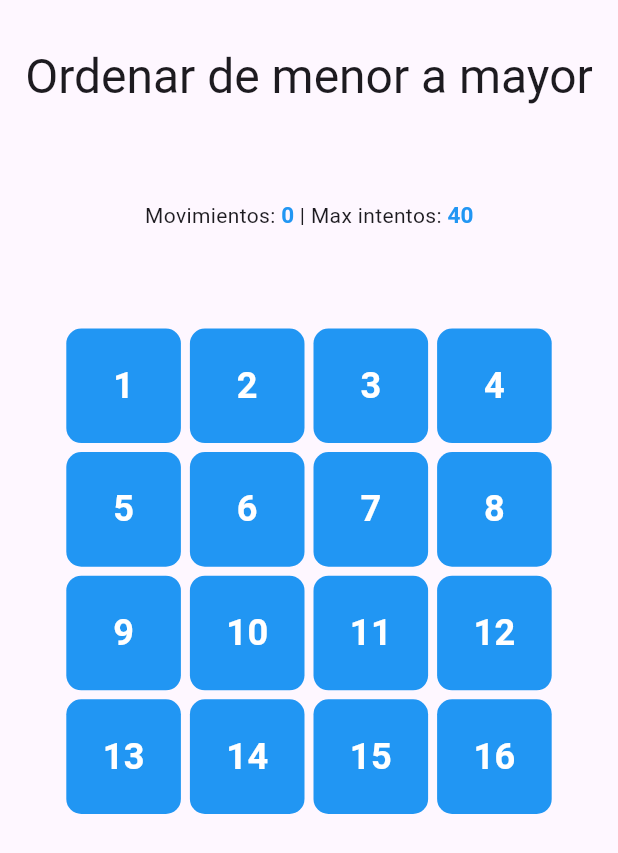
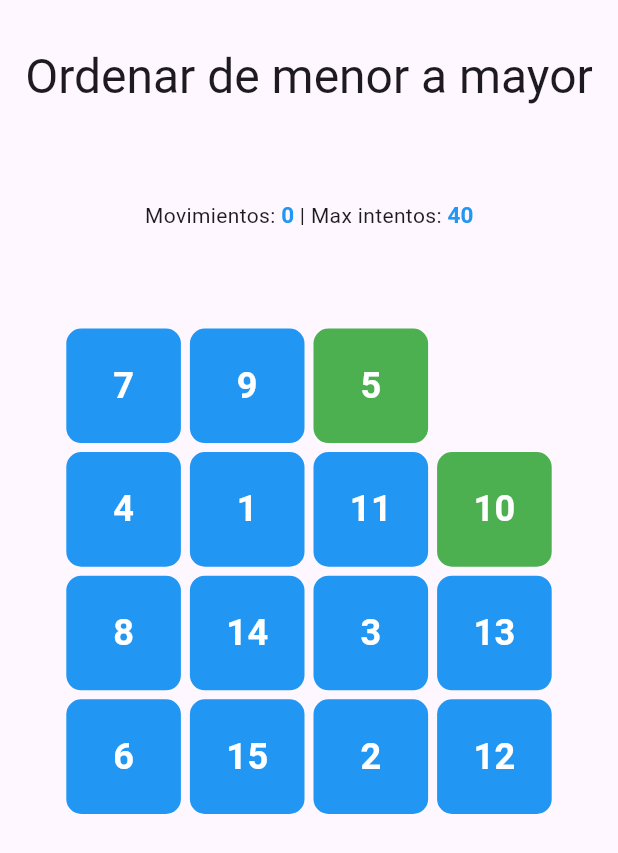
Before and after one commit to anthonyR012/puzzle, a Flutter app: the screen it shows after launch, on a phone screen of 412 x 824 dp. Shown: the top 853 px of the screen. Run offline on Flutter 3.47's test engine with Material 3 defaults, Android fonts, the phone set to English and light mode, and no system bars.

```diff
--- a/lib/main.dart
+++ b/lib/main.dart
@@ -30,11 +30,18 @@ class Sudoku extends StatefulWidget {
 }
 
 class _SudokuState extends State<Sudoku> {
+  final puzzleNotifier = PuzzleNotifier(null);
+  final listNotifier = ListNotifier();
+
+  @override
+  void initState() {
+    listNotifier.generateMatrix(4);
+    super.initState();
+  }
+
   @override
   Widget build(BuildContext context) {
     final size = MediaQuery.of(context).size;
-    final puzzleNotifier = PuzzleNotifier(null);
-    final listNotifier = ListNotifier();
 
     return SafeArea(
       child: Scaffold(
@@ -77,7 +84,7 @@ class _SudokuState extends State<Sudoku> {
   }
 }
 
-class _SquartList extends StatelessWidget {
+class _SquartList extends StatefulWidget {
   const _SquartList({
     super.key,
     required this.puzzleNotifier,
@@ -85,6 +92,19 @@ class _SquartList extends StatelessWidget {
   });
   final PuzzleNotifier puzzleNotifier;
   final ListNotifier listNotifier;
+
+  @override
+  State<_SquartList> createState() => _SquartListState();
+}
+
+class _SquartListState extends State<_SquartList> {
+  @override
+  void initState() {
+    final availablePositions = widget.listNotifier
+        .generateAvailablePosition(widget.listNotifier.zeroPosition);
+    widget.puzzleNotifier.availableItems = availablePositions;
+    super.initState();
+  }
 
   @override
   Widget build(BuildContext context) {
@@ -95,19 +115,20 @@ class _SquartList extends StatelessWidget {
       child: ListenableBuilder(
         builder: (context, child) {
           List<Widget> childrenRow = [];
-          for (int row = 0; row < listNotifier.matrix.length; row++) {
+          for (int row = 0; row < widget.listNotifier.matrix.length; row++) {
             List<Widget> childrenCol = [];
-            for (int col = 0; col < listNotifier.matrix[row].length; col++) {
-              final item = listNotifier.matrix[row][col];
+            for (int col = 0;
+                col < widget.listNotifier.matrix[row].length;
+                col++) {
               childrenCol.add(Container(
                 padding: const EdgeInsets.all(3),
                 width: size.width * .2,
                 height: size.width * .2,
-                child: (item != 0) ? _ItemPuzzle(
-                  listNotifier: listNotifier,
+                child: _ItemPuzzle(
+                  listNotifier: widget.listNotifier,
                   position: [row, col],
-                  puzzleNotifier: puzzleNotifier,
-                ) : const SizedBox(),
+                  puzzleNotifier: widget.puzzleNotifier,
+                ),
               ));
             }
             childrenRow.add(Row(
@@ -119,7 +140,7 @@ class _SquartList extends StatelessWidget {
             children: childrenRow,
           );
         },
-        listenable: listNotifier,
+        listenable: widget.listNotifier,
       ),
     );
   }
@@ -144,15 +165,15 @@ class _ItemPuzzleState extends State<_ItemPuzzle> {
   Color colorCard = Colors.blue;
   late final PuzzleNotifier puzzleNotifier;
   late final ListNotifier listNotifier;
-  late final int row;
-  late final int col;
+  late final int rowCurrentItem;
+  late final int colCurrentItem;
   late final int item;
 
   @override
   void initState() {
-    row = widget.position[0];
-    col = widget.position[1];
-    item = widget.listNotifier.matrix[row][col];
+    rowCurrentItem = widget.position[0];
+    colCurrentItem = widget.position[1];
+    item = widget.listNotifier.matrix[rowCurrentItem][colCurrentItem];
     puzzleNotifier = widget.puzzleNotifier;
     listNotifier = widget.listNotifier;
     super.initState();
@@ -161,15 +182,21 @@ class _ItemPuzzleState extends State<_ItemPuzzle> {
   @override
   Widget build(BuildContext context) {
     final width = MediaQuery.of(context).size.width;
+
     return GestureDetector(
       onTap: () {
         if (puzzleNotifier.item == null) {
-          _markAvailablePosition();
-        } else if (puzzleNotifier.item == item) {
-          puzzleNotifier.availableItems = [];
+          if (puzzleNotifier.availableItems.contains(item)) {
+            puzzleNotifier.item = item;
+          }
+          return;
+        }
+        if (item == 0) {
+          _moveItem();
+          return;
+        }
+        if (puzzleNotifier.item == item) {
           puzzleNotifier.item = null;
-        } else {
-         _moveItem();
         }
       },
       child: ListenableBuilder(
@@ -178,13 +205,9 @@ class _ItemPuzzleState extends State<_ItemPuzzle> {
             return Container(
               decoration: BoxDecoration(
                 borderRadius: BorderRadius.circular(10),
-                color: puzzleNotifier.item == item
-                    ? Colors.red
-                    : puzzleNotifier.availableItems.contains(item)
-                        ? Colors.green
-                        : Colors.blue,
+                color: _getColorCard(),
               ),
-              child: child,
+              child: item == 0 ? const SizedBox() : child,
             );
           },
           child: Center(
@@ -198,34 +221,32 @@ class _ItemPuzzleState extends State<_ItemPuzzle> {
     );
   }
 
-  void _markAvailablePosition() {
-    final List directions = [
-      [-1, 0],
-      [0, -1],
-      [1, 0],
-      [0, 1]
-    ];
-    for (var direction in directions) {
-      final int rowDirection = (row + direction[0]).toInt();
-      final int colDirection = (col + direction[1]).toInt();
-      if (rowDirection >= 0 &&
-          rowDirection < listNotifier.matrix.length &&
-          colDirection >= 0 &&
-          colDirection < listNotifier.matrix[rowDirection].length) {
-        int value = listNotifier.matrix[rowDirection][colDirection];
-        puzzleNotifier.availableItems.add(value);
-      }
-    }
-    puzzleNotifier.item = item;
+  void _moveItem() {
+    // List<List<int>> newMatrix = listNotifier.matrix;
+
+    // newMatrix[rowCurrentItem][colCurrentItem] = item;
+
+    // newMatrix[rowZero][colZero] = item;
+    // listNotifier.matrix = newMatrix;
+    // listNotifier.zeroPosition = [rowCurrentItem, colCurrentItem];
+    // puzzleNotifier.item = null;
   }
 
-  void _moveItem() {
+  Color _getColorCard() {
+    if (puzzleNotifier.item == item) {
+      return Colors.red;
+    }
     if (puzzleNotifier.availableItems.contains(item)) {
-      listNotifier.matrix[row][col] = puzzleNotifier.item!;
-      listNotifier.matrix[puzzleNotifier.item! - 1][col] = item;
-      puzzleNotifier.availableItems.remove(item);
-      puzzleNotifier.item = null;
+      return Colors.green;
     }
+    if (puzzleNotifier.item != null && item == 0) {
+      return Colors.grey;
+    }
+    if (item == 0) {
+      return Colors.transparent;
+    }
+
+    return Colors.blue;
   }
 }
 
@@ -244,12 +265,8 @@ class PuzzleNotifier extends ChangeNotifier {
 
 class ListNotifier extends ChangeNotifier {
   ListNotifier();
-  List<List<int>> _matrix = List<List<int>>.generate(4, (indexRow) {
-    return List<int>.generate(4, (indexCol) {
-      return indexRow * 4 + indexCol + 1;
-    });
-  });
-
+  List<List<int>> _matrix = [];
+  List<int> _zeroPosition = [];
 
   set matrix(List<List<int>> value) {
     _matrix = value;
@@ -257,4 +274,49 @@ class ListNotifier extends ChangeNotifier {
   }
 
   List<List<int>> get matrix => _matrix;
+
+  set zeroPosition(List<int> value) {
+    _zeroPosition = value;
+    notifyListeners();
+  }
+
+  List<int> get zeroPosition => _zeroPosition;
+
+  List<int> generateAvailablePosition(List<int> zeroPosition) {
+    List<List<int>> directions = [
+      [-1, 0],
+      [0, -1],
+      [1, 0],
+      [0, 1]
+    ];
+    List<int> availablePositions = [];
+    for (var direction in directions) {
+      final int rowDirection = (zeroPosition[0] + direction[0]).toInt();
+      final int colDirection = (zeroPosition[1] + direction[1]).toInt();
+      if (rowDirection >= 0 &&
+          rowDirection < matrix.length &&
+          colDirection >= 0 &&
+          colDirection < matrix[rowDirection].length) {
+        int value = matrix[rowDirection][colDirection];
+        availablePositions.add(value);
+      }
+    }
+    return availablePositions;
+  }
+
+  void generateMatrix(int size) {
+    int maxNumber = size * size;
+    List<int> numbers = List<int>.generate(maxNumber, (index) => index);
+    numbers.shuffle();
+    for (int i = 0; i < size; i++) {
+      List<int> row = [];
+      for (int j = 0; j < size; j++) {
+        if (numbers[i * size + j] == 0) {
+          _zeroPosition = [i, j];
+        }
+        row.add(numbers[i * size + j]);
+      }
+      matrix.add(row);
+    }
+  }
 }
```
